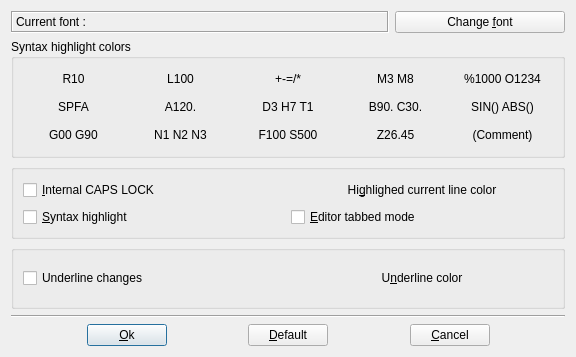
First picture: the form in src/setupdialog.ui, repository GCodeProjects/GCodeWorkShop, before the edit.
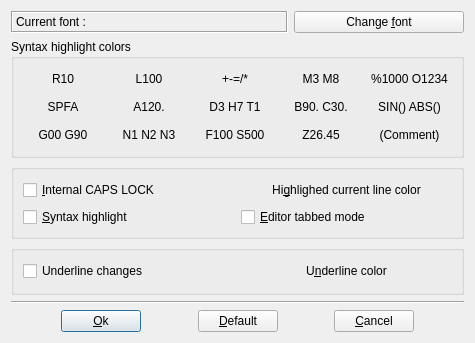
Second picture: the form after the edit. Icons and pictures are not drawn.

The edit to the form file:
```diff
--- a/src/setupdialog.ui
+++ b/src/setupdialog.ui
@@ -6,8 +6,8 @@
    <rect>
     <x>0</x>
     <y>0</y>
-    <width>576</width>
-    <height>357</height>
+    <width>452</width>
+    <height>343</height>
    </rect>
   </property>
   <property name="windowTitle">
```
Left out of the diff: 16 changed lines with no effect on the pictures.
